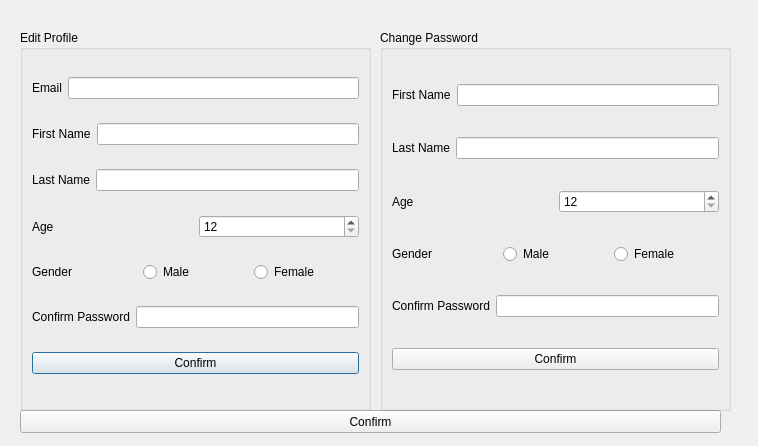
Qt form In4B00king/editprofile.ui (leejm17/ICT1009-In4B00king) before a commit.
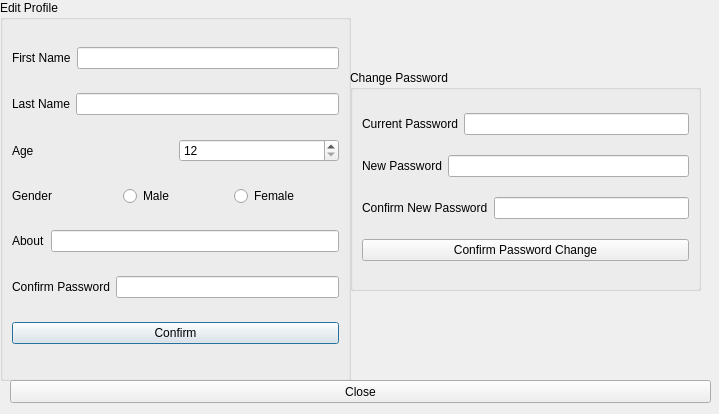
The same form after that commit.

Commit message: Updated edit profile, logout page

```diff
--- a/In4B00king/editprofile.ui
+++ b/In4B00king/editprofile.ui
@@ -6,8 +6,8 @@
    <rect>
     <x>0</x>
     <y>0</y>
-    <width>758</width>
-    <height>446</height>
+    <width>719</width>
+    <height>414</height>
    </rect>
   </property>
   <property name="windowTitle">
@@ -16,8 +16,8 @@
   <widget class="QGroupBox" name="groupBox">
    <property name="geometry">
     <rect>
-     <x>20</x>
-     <y>30</y>
+     <x>0</x>
+     <y>0</y>
      <width>351</width>
      <height>381</height>
     </rect>
@@ -26,30 +26,6 @@
     <string>Edit Profile</string>
    </property>
    <layout class="QVBoxLayout" name="verticalLayout">
-    <item>
-     <layout class="QHBoxLayout" name="horizontalLayout">
-      <item>
-       <widget class="QLabel" name="label">
-        <property name="text">
-         <string>Email</string>
-        </property>
-       </widget>
-      </item>
-      <item>
-       <widget class="QLineEdit" name="Email">
-        <property name="maximumSize">
-         <size>
-          <width>459</width>
-          <height>16777215</height>
-         </size>
-        </property>
-        <property name="text">
-         <string/>
-        </property>
-       </widget>
-      </item>
-     </layout>
-    </item>
     <item>
      <layout class="QHBoxLayout" name="horizontalLayout_3">
       <item>
@@ -135,6 +111,30 @@
       </item>
      </layout>
     </item>
+    <item>
+     <layout class="QHBoxLayout" name="horizontalLayout_7">
+      <item>
+       <widget class="QLabel" name="label_6">
+        <property name="text">
+         <string>About</string>
+        </property>
+       </widget>
+      </item>
+      <item>
+       <widget class="QLineEdit" name="about">
+        <property name="maximumSize">
+         <size>
+          <width>437</width>
+          <height>16777215</height>
+         </size>
+        </property>
+        <property name="echoMode">
+         <enum>QLineEdit::Normal</enum>
+        </property>
+       </widget>
+      </item>
+     </layout>
+    </item>
     <item>
      <layout class="QHBoxLayout" name="horizontalLayout_2">
       <item>
@@ -171,35 +171,59 @@
   <widget class="QPushButton" name="Register_3">
    <property name="geometry">
     <rect>
-     <x>20</x>
-     <y>410</y>
+     <x>10</x>
+     <y>380</y>
      <width>701</width>
      <height>23</height>
     </rect>
    </property>
    <property name="text">
-    <string>Confirm</string>
+    <string>Close</string>
    </property>
   </widget>
   <widget class="QGroupBox" name="groupBox_2">
    <property name="geometry">
     <rect>
-     <x>380</x>
-     <y>30</y>
+     <x>350</x>
+     <y>70</y>
      <width>351</width>
-     <height>381</height>
+     <height>221</height>
     </rect>
    </property>
    <property name="title">
     <string>Change Password</string>
    </property>
    <layout class="QVBoxLayout" name="verticalLayout_2">
+    <item>
+     <layout class="QHBoxLayout" name="horizontalLayout_10">
+      <item>
+       <widget class="QLabel" name="label_10">
+        <property name="text">
+         <string>Current Password</string>
+        </property>
+       </widget>
+      </item>
+      <item>
+       <widget class="QLineEdit" name="cpwd2">
+        <property name="maximumSize">
+         <size>
+          <width>432</width>
+          <height>16777215</height>
+         </size>
+        </property>
+        <property name="echoMode">
+         <enum>QLineEdit::Password</enum>
+        </property>
+       </widget>
+      </item>
+     </layout>
+    </item>
     <item>
      <layout class="QHBoxLayout" name="horizontalLayout_8">
       <item>
        <widget class="QLabel" name="label_8">
         <property name="text">
-         <string>First Name</string>
+         <string>New Password</string>
         </property>
        </widget>
       </item>
@@ -211,6 +235,9 @@
           <height>16777215</height>
          </size>
         </property>
+        <property name="echoMode">
+         <enum>QLineEdit::Password</enum>
+        </property>
        </widget>
       </item>
      </layout>
@@ -220,7 +247,7 @@
       <item>
        <widget class="QLabel" name="label_9">
         <property name="text">
-         <string>Last Name</string>
+         <string>Confirm New Password</string>
         </property>
        </widget>
       </item>
@@ -232,70 +259,6 @@
           <height>16777215</height>
          </size>
         </property>
-       </widget>
-      </item>
-     </layout>
-    </item>
-    <item>
-     <layout class="QHBoxLayout" name="horizontalLayout_10">
-      <item>
-       <widget class="QLabel" name="label_10">
-        <property name="text">
-         <string>Age</string>
-        </property>
-       </widget>
-      </item>
-      <item>
-       <widget class="QSpinBox" name="Age_2">
-        <property name="minimum">
-         <number>12</number>
-        </property>
-       </widget>
-      </item>
-     </layout>
-    </item>
-    <item>
-     <layout class="QHBoxLayout" name="horizontalLayout_11">
-      <item>
-       <widget class="QLabel" name="label_11">
-        <property name="text">
-         <string>Gender</string>
-        </property>
-       </widget>
-      </item>
-      <item>
-       <widget class="QRadioButton" name="Male_2">
-        <property name="text">
-         <string>Male</string>
-        </property>
-       </widget>
-      </item>
-      <item>
-       <widget class="QRadioButton" name="Female_2">
-        <property name="text">
-         <string>Female</string>
-        </property>
-       </widget>
-      </item>
-     </layout>
-    </item>
-    <item>
-     <layout class="QHBoxLayout" name="horizontalLayout_12">
-      <item>
-       <widget class="QLabel" name="label_12">
-        <property name="text">
-         <string>Confirm Password</string>
-        </property>
-       </widget>
-      </item>
-      <item>
-       <widget class="QLineEdit" name="Password_2">
-        <property name="maximumSize">
-         <size>
-          <width>437</width>
-          <height>16777215</height>
-         </size>
-        </property>
         <property name="echoMode">
          <enum>QLineEdit::Password</enum>
         </property>
@@ -306,7 +269,7 @@
     <item>
      <widget class="QPushButton" name="Register_4">
       <property name="text">
-       <string>Confirm</string>
+       <string>Confirm Password Change</string>
       </property>
      </widget>
     </item>
```
Left out of the diff: 12 changed lines with no effect on the pictures. The commit also changes 17 other files.
